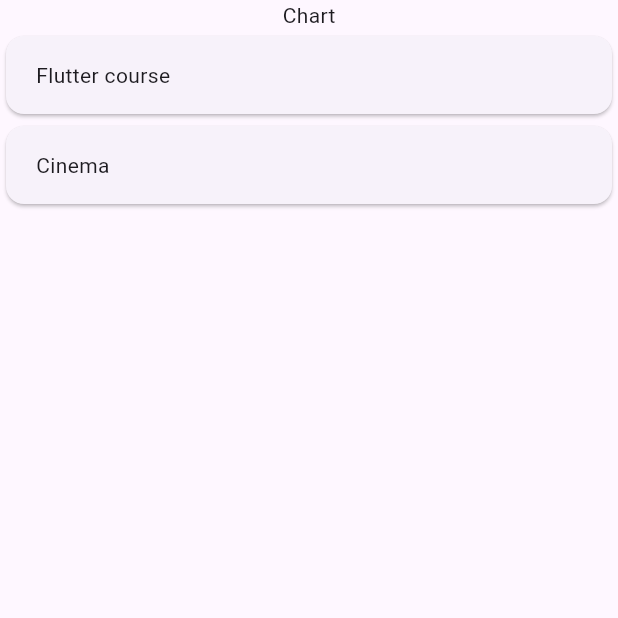
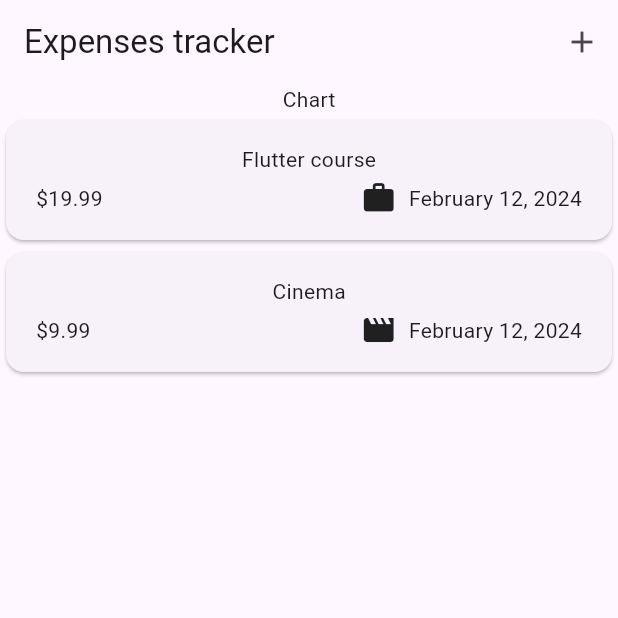
Before and after one commit to Eoic/simple-flutter-apps, a Flutter app: the screen it shows after launch, on a phone screen of 412 x 824 dp, the top half of it. Run offline on Flutter 3.47's test engine with Material 3 defaults, Android fonts, the phone set to English and light mode, and no system bars; our stand-ins replace google_fonts.

Commit message:
Input validation, show added expenses in the list.

```diff
--- a/expenses/lib/main.dart
+++ b/expenses/lib/main.dart
@@ -3,8 +3,9 @@ import 'package:expenses/widgets/expenses.dart';
 
 void main() {
   runApp(
-    const MaterialApp(
-      home: Expenses(),
+    MaterialApp(
+      theme: ThemeData(useMaterial3: true),
+      home: const Expenses(),
     ),
   );
 }
--- a/expenses/lib/models/expense.dart
+++ b/expenses/lib/models/expense.dart
@@ -1,6 +1,10 @@
+import 'package:intl/intl.dart';
 import 'package:uuid/uuid.dart';
+import 'package:flutter/material.dart';
 
 const uuid = Uuid();
+
+final dateFormatter = DateFormat.yMMMMd();
 
 enum Category {
   food,
@@ -9,12 +13,23 @@ enum Category {
   work,
 }
 
+const categoryIcons = {
+  Category.food: Icons.lunch_dining,
+  Category.travel: Icons.flight_takeoff,
+  Category.leisure: Icons.movie,
+  Category.work: Icons.work,
+};
+
 class Expense {
   final String id;
   final String title;
   final double amount;
   final DateTime date;
   final Category category;
+
+  String getFormattedDate() {
+    return dateFormatter.format(date);
+  }
 
   Expense({
     required this.title,
--- a/expenses/lib/widgets/expenses.dart
+++ b/expenses/lib/widgets/expenses.dart
@@ -1,5 +1,6 @@
 import 'package:expenses/widgets/expenses_list/expenses_list.dart';
 import 'package:expenses/models/expense.dart';
+import 'package:expenses/widgets/new_expense.dart';
 import 'package:flutter/material.dart';
 
 class Expenses extends StatefulWidget {
@@ -27,9 +28,32 @@ class _ExpensesState extends State<Expenses> {
     ),
   ];
 
+  void _handleExpenseAdd(Expense expense) {
+    setState(() => expenses.add(expense));
+  }
+
+  void _openAddExpenseOverlay() {
+    showModalBottomSheet(
+      showDragHandle: true,
+      isScrollControlled: true,
+      context: context,
+      builder: (BuildContext context) {
+        return NewExpense(handleExpenseAdd: _handleExpenseAdd,);
+      });
+  }
+
   @override
   Widget build(BuildContext context) {
     return Scaffold(
+      appBar: AppBar(
+        title: const Text('Expenses tracker'),
+        actions: [
+          IconButton(
+            onPressed: _openAddExpenseOverlay,
+            icon: const Icon(Icons.add),
+          )
+        ],
+      ),
       body: Column(
         mainAxisAlignment: MainAxisAlignment.start,
         children: [
--- a/expenses/lib/widgets/expenses_list/expense_item.dart
+++ b/expenses/lib/widgets/expenses_list/expense_item.dart
@@ -14,7 +14,25 @@ class ExpenseItem extends StatelessWidget {
           horizontal: 20.0,
           vertical: 16.0,
         ),
-        child: Text(expense.title),
+        child: Column(
+          children: [
+            Text(expense.title),
+            const SizedBox(height: 4,),
+            Row(
+              children: [
+                Text('\$${expense.amount.toStringAsFixed(2)}'),
+                const Spacer(),
+                Row(
+                  children: [
+                    Icon(categoryIcons[expense.category]),
+                    const SizedBox(width: 8),
+                    Text(expense.getFormattedDate()),
+                  ],
+                ),
+              ],
+            ),
+          ],
+        ),
       ),
     );
   }
--- a/expenses/pubspec.yaml
+++ b/expenses/pubspec.yaml
@@ -36,6 +36,7 @@ dependencies:
   # Use with the CupertinoIcons class for iOS style icons.
   cupertino_icons: ^1.0.2
   uuid: ^4.2.2
+  intl: ^0.19.0
 
 dev_dependencies:
   flutter_test:
```
Also changed, not shown: expenses/lib/widgets/new_expense.dart (added, +169 -0 lines), expenses/pubspec.lock.
